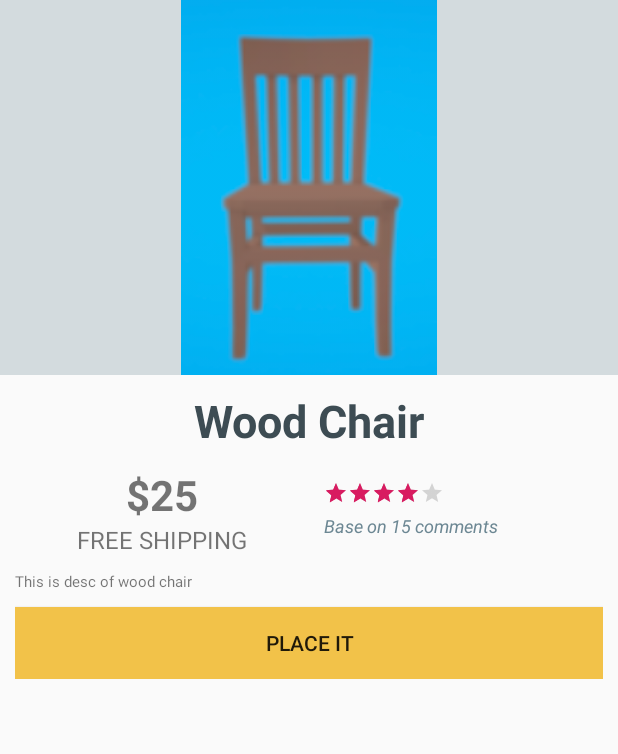
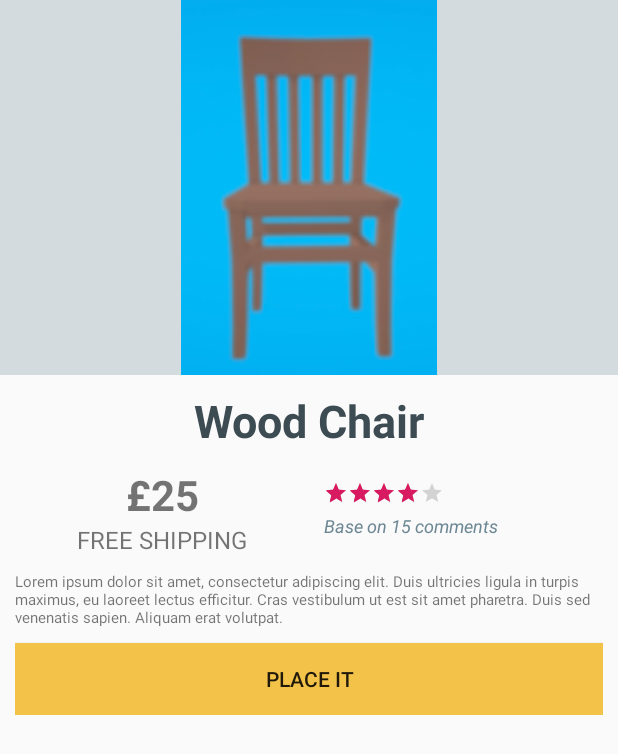
Before and after one commit to trantanhdev/happy_furniture, an Android app: the screen it shows after launch (ProductActivity), after a tap on "Wood Chair", on a phone screen of 412 x 824 dp. Shown: the top 754 px of the screen. Run offline under Robolectric (Android 15) with nearby library versions, the phone set to English and light mode, and no system bars; our stand-ins replace Dagger/Hilt's generated code, navigation-ui.

Commit message:
Merge Product data to Product activity UI

```diff
--- a/app/src/main/java/com/example/hf/ui/ProductActivity.java
+++ b/app/src/main/java/com/example/hf/ui/ProductActivity.java
@@ -1,11 +1,13 @@
 package com.example.hf.ui;
 
 import android.os.Bundle;
-import android.widget.Toast;
+import android.widget.ImageView;
+import android.widget.TextView;
 
 import com.example.hf.R;
 import com.example.hf.models.data.Product;
 import com.example.hf.repositories.ProductRepository;
+import com.example.hf.util.Constaint;
 
 import javax.inject.Inject;
 
@@ -29,7 +31,8 @@ public class ProductActivity extends DaggerAppCompatActivity {
       value = b.getInt("pid");
 
     Product product = repository.get(value);
-    //Toast.makeText(this, "product Id:" + product.getName(), Toast.LENGTH_LONG).show();
-
+    ((ImageView) findViewById(R.id.iv_profile)).setImageResource(product.getProfileImage());
+    ((TextView) findViewById(R.id.tv_name)).setText(product.getName());
+    ((TextView) findViewById(R.id.tv_price)).setText(Constaint.CURRENCY + product.getPrice());
   }
 }
--- a/app/src/main/res/layout/activity_product.xml
+++ b/app/src/main/res/layout/activity_product.xml
@@ -8,6 +8,7 @@
     tools:context=".ui.ProductActivity">
 
     <ImageView
+        android:id="@+id/iv_profile"
         android:layout_width="match_parent"
         android:layout_height="250dp"
         android:background="@color/colorPrimaryBGR"
@@ -16,6 +17,7 @@
     </ImageView>
 
     <TextView
+        android:id="@+id/tv_name"
         android:layout_width="match_parent"
         android:layout_height="wrap_content"
         android:textColor="@color/colorPrimaryDark"
@@ -43,6 +45,7 @@
           android:orientation="vertical"
           android:layout_weight="50">
         <TextView
+            android:id="@+id/tv_price"
             android:layout_width="match_parent"
             android:layout_height="wrap_content"
             android:textAlignment="center"
@@ -83,7 +86,7 @@
     <TextView
         android:layout_width="match_parent"
         android:layout_height="wrap_content"
-        android:text="This is desc of wood chair"
+        android:text="Lorem ipsum dolor sit amet, consectetur adipiscing elit. Duis ultricies ligula in turpis maximus, eu laoreet lectus efficitur. Cras vestibulum ut est sit amet pharetra. Duis sed venenatis sapien. Aliquam erat volutpat."
         android:textSize="10dp"
         android:layout_marginBottom="10dp"/>
     <Button
```
